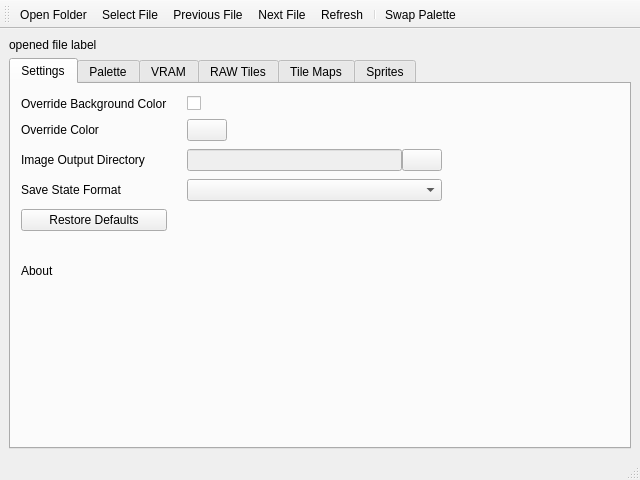
This is qt/mainwindow.ui in Lupinzar/gssex as Qt 5 draws it before an edit. The edited form follows.
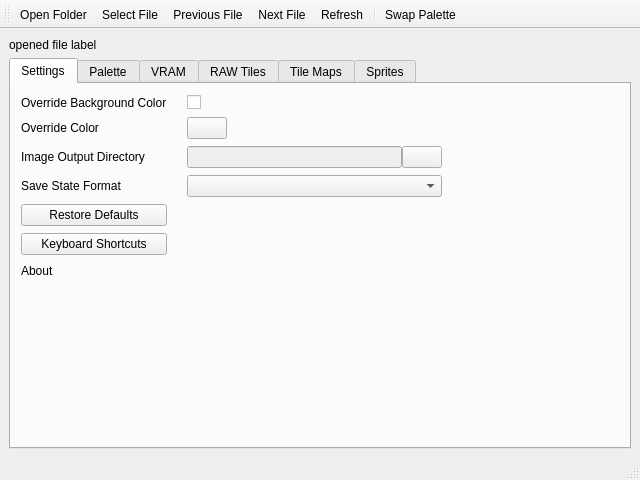
This is the edited form. Icons and pictures are not drawn. Custom widgets are drawn as their Qt base class.

Diff of the .ui file:
```diff
--- a/qt/mainwindow.ui
+++ b/qt/mainwindow.ui
@@ -46,40 +46,16 @@
           <x>10</x>
           <y>10</y>
           <width>421</width>
-          <height>140</height>
+          <height>168</height>
          </rect>
         </property>
-        <layout class="QGridLayout" name="gridLayout" rowstretch="0,0,0,0,0" columnstretch="0,0">
+        <layout class="QGridLayout" name="gridLayout" rowstretch="0,0,0,0,0,0" columnstretch="0,0">
          <property name="sizeConstraint">
           <enum>QLayout::SizeConstraint::SetDefaultConstraint</enum>
          </property>
          <property name="horizontalSpacing">
           <number>20</number>
          </property>
-         <item row="2" column="0">
-          <widget class="QLabel" name="__img_output_dir_label">
-           <property name="text">
-            <string>Image Output Directory</string>
-           </property>
-          </widget>
-         </item>
-         <item row="3" column="1">
-          <widget class="QComboBox" name="state_format_combo"/>
-         </item>
-         <item row="1" column="0">
-          <widget class="QLabel" name="__bg_color_override_label">
-           <property name="text">
-            <string>Override Color</string>
-           </property>
-          </widget>
-         </item>
-         <item row="0" column="1">
-          <widget class="QCheckBox" name="bg_color_toggle">
-           <property name="text">
-            <string/>
-           </property>
-          </widget>
-         </item>
          <item row="1" column="1">
           <widget class="ColorButton" name="bg_color_button">
            <property name="sizePolicy">
@@ -121,6 +97,13 @@
            </item>
           </layout>
          </item>
+         <item row="0" column="1">
+          <widget class="QCheckBox" name="bg_color_toggle">
+           <property name="text">
+            <string/>
+           </property>
+          </widget>
+         </item>
          <item row="0" column="0">
           <widget class="QLabel" name="__bg_color_toggle_label">
            <property name="text">
@@ -135,6 +118,16 @@
            </property>
           </widget>
          </item>
+         <item row="3" column="1">
+          <widget class="QComboBox" name="state_format_combo"/>
+         </item>
+         <item row="2" column="0">
+          <widget class="QLabel" name="__img_output_dir_label">
+           <property name="text">
+            <string>Image Output Directory</string>
+           </property>
+          </widget>
+         </item>
          <item row="4" column="0">
           <widget class="QPushButton" name="default_config_button">
            <property name="enabled">
@@ -151,6 +144,20 @@
            </property>
           </widget>
          </item>
+         <item row="1" column="0">
+          <widget class="QLabel" name="__bg_color_override_label">
+           <property name="text">
+            <string>Override Color</string>
+           </property>
+          </widget>
+         </item>
+         <item row="5" column="0">
+          <widget class="QPushButton" name="config_shortcuts_button">
+           <property name="text">
+            <string>Keyboard Shortcuts</string>
+           </property>
+          </widget>
+         </item>
         </layout>
        </widget>
        <widget class="QLabel" name="about_label">
```
